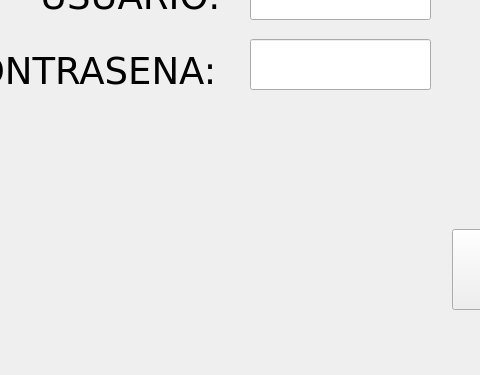
RustyRaptor/pos, file Ui/login.ui: the form before one commit; both pictures show x 180 to 660 and y 215 to 590 of the 878 by 590 pixel window.
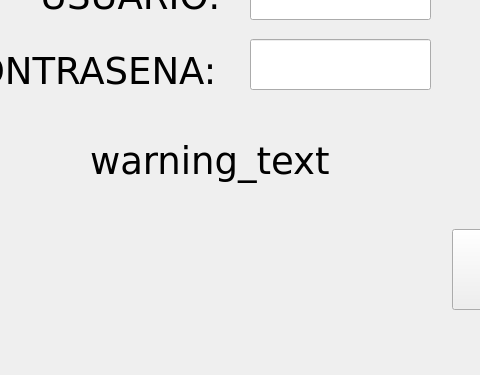
The form after the commit.

Commit message:
Warning label
added a waning label

What changed in the file:
```diff
--- a/Ui/login.ui
+++ b/Ui/login.ui
@@ -132,6 +132,25 @@
     <string>LOG IN</string>
    </property>
   </widget>
+  <widget class="QLabel" name="warning_label">
+   <property name="geometry">
+    <rect>
+     <x>270</x>
+     <y>350</y>
+     <width>301</width>
+     <height>51</height>
+    </rect>
+   </property>
+   <property name="font">
+    <font>
+     <family>DejaVu Sans</family>
+     <pointsize>28</pointsize>
+    </font>
+   </property>
+   <property name="text">
+    <string>warning_text</string>
+   </property>
+  </widget>
  </widget>
  <resources/>
  <connections/>
```
